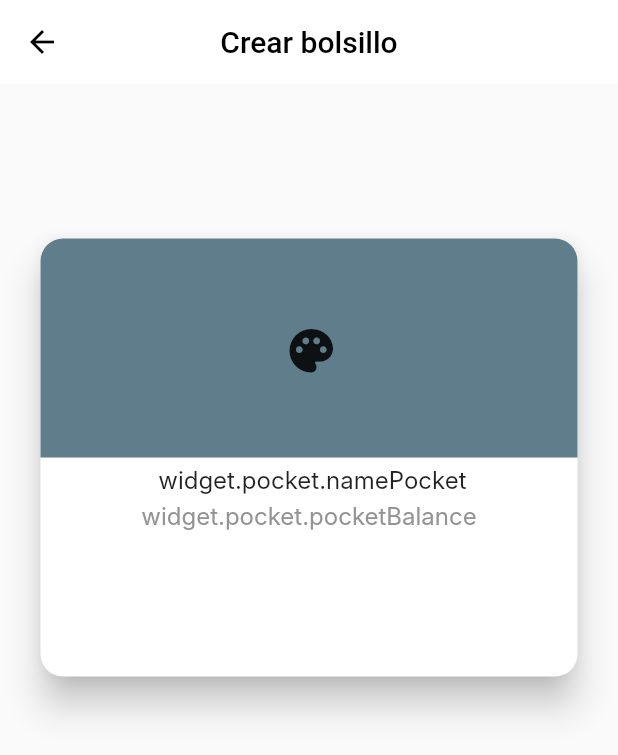
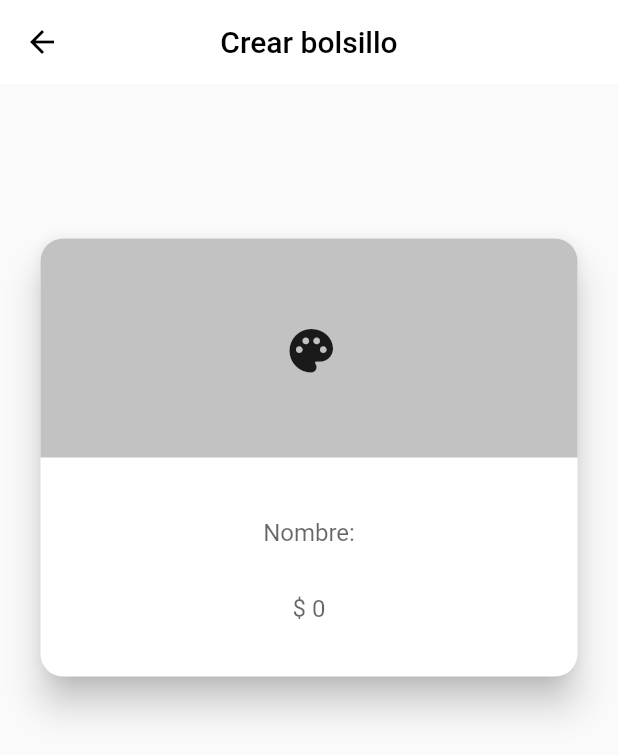
Before and after one commit to DavidEMV1622/app_bidi_login, a Flutter app: the PocketCreate screen opened by its route, on a phone screen of 412 x 824 dp. Shown: the top 755 px of the screen. Run offline on Flutter 3.47's test engine with Material 2 defaults, Android fonts, the phone set to English and light mode, and no system bars; our stand-ins replace flutter_colorpicker, flutter_secure_storage, flutter_svg, go_router; missing offline and left inert: iconify_flutter; accounts and stored records are empty; Roboto replaces fonts that are missing (Inter).

Commit message:
continuacion de creacion de Pocket (agregar color)

```diff
--- a/lib/config/router.dart
+++ b/lib/config/router.dart
@@ -26,7 +26,7 @@ import '../src/pages/avisos_page.dart';
 import '../src/pages/Pocket/my_pocket.dart';
 
 final routes = GoRouter(
-  initialLocation: '/userLogin',
+  initialLocation: '/loginPage',
   /* Al iniciar la aplicacion, se
                                 ejecuta primero esta ruta */
   /* "routes" manejo de cada subruta */
--- a/lib/src/common/enumValidate.dart
+++ b/lib/src/common/enumValidate.dart
@@ -2,4 +2,13 @@
 // entre {} se agrega los inputs a manejar
 // ignore_for_file: file_names
 
-enum ValidateText{name, lastname, email, phoneNumber, password, confirmPassword, codeOTP}
+enum ValidateText {
+  name,
+  lastname,
+  email,
+  phoneNumber,
+  password,
+  confirmPassword,
+  codeOTP,
+  balanceNumber
+}
--- a/lib/src/common/inputValidate.dart
+++ b/lib/src/common/inputValidate.dart
@@ -14,7 +14,8 @@ validateName(String name) {
 
 // Funcion para validar la estructura del email
 validateEmail(String email) {
-  String expRegular = r'^\S+@(?:[a-zA-Z0-9-]+\.(?:com|co|edu|org|edu\.co|io|us|ac|ad|af|ag|al|am|an|ao|aq|as|at|au|aw|ax|az|ba|bb|bd|be|bf|bg|bh|bi|bj|bl|bm|bn|bo|br|bq|bs|bt|bv|bw|by|bz|ca|cc|cd|cf|cg|ch|ci|ck|cl|cm|cn|cr|cs|cu|cv|cw|cx|cy|cz|dd|de|dj|dk|dm|do|dz|ec|ee|eg|eh|er|es|et|eu|fi|fj|fk|fm|fo|fr|ga|gb|gg|gh|gi|gl|gm|gn|gp|gq|gr|gs|gt|gu|gw|gy|hk|hm|hr|ht|hu|id|ie|il|im|in|io|iq|ir|is|it|je|jm|jo|ke|kg|kh|ki|kn|kp|kr|kw|ky|kz|la|lb|lc|li|lk|lr|ls|lt|lu|lv|ly|ma|mc|md|me|mf|mg|mh|mk|ml|mm|mn|mo|mp|mq|mr|mt|mu|mv|mw|mx|my|mz|na|nc|ne|nf|ng|ni|nl|no|np|nr|nu|nz|om|pa|pe|pf|pg|ph|pk|pl|pm|pn|pr|ps|pt|pw|py|qa|re|ro|rs|ru|rw|sa|sb|sc|sd|se|sg|sh|si|sj|sk|sl|sm|sn|so|sr|ss|st|su|sv|sx|sy|sz|tc|td|tf|tg|th|tl|tm|tn|to|tp|tr|tt|tv|tw|tz|ua|ug|uk|um|us|uy|uz|va|vc|ve|vg|vi|vn|vu|wf|ws|ye|yt|yu|za|zm|zr|zw))$';
+  String expRegular =
+      r'^\S+@(?:[a-zA-Z0-9-]+\.(?:com|co|edu|org|edu\.co|io|us|ac|ad|af|ag|al|am|an|ao|aq|as|at|au|aw|ax|az|ba|bb|bd|be|bf|bg|bh|bi|bj|bl|bm|bn|bo|br|bq|bs|bt|bv|bw|by|bz|ca|cc|cd|cf|cg|ch|ci|ck|cl|cm|cn|cr|cs|cu|cv|cw|cx|cy|cz|dd|de|dj|dk|dm|do|dz|ec|ee|eg|eh|er|es|et|eu|fi|fj|fk|fm|fo|fr|ga|gb|gg|gh|gi|gl|gm|gn|gp|gq|gr|gs|gt|gu|gw|gy|hk|hm|hr|ht|hu|id|ie|il|im|in|io|iq|ir|is|it|je|jm|jo|ke|kg|kh|ki|kn|kp|kr|kw|ky|kz|la|lb|lc|li|lk|lr|ls|lt|lu|lv|ly|ma|mc|md|me|mf|mg|mh|mk|ml|mm|mn|mo|mp|mq|mr|mt|mu|mv|mw|mx|my|mz|na|nc|ne|nf|ng|ni|nl|no|np|nr|nu|nz|om|pa|pe|pf|pg|ph|pk|pl|pm|pn|pr|ps|pt|pw|py|qa|re|ro|rs|ru|rw|sa|sb|sc|sd|se|sg|sh|si|sj|sk|sl|sm|sn|so|sr|ss|st|su|sv|sx|sy|sz|tc|td|tf|tg|th|tl|tm|tn|to|tp|tr|tt|tv|tw|tz|ua|ug|uk|um|us|uy|uz|va|vc|ve|vg|vi|vn|vu|wf|ws|ye|yt|yu|za|zm|zr|zw))$';
   return RegExp(expRegular).hasMatch(email);
 }
 
@@ -24,9 +25,15 @@ validatePhoneNumber(String phoneNumber) {
   return RegExp(expRegular).hasMatch(phoneNumber);
 }
 
+validatePocketBalance(String balanceNumber) {
+  String expRegular = r'^\d{3,}$';
+  return RegExp(expRegular).hasMatch(balanceNumber);
+}
+
 // Funcion para validar la estructura del numero de telefono
 validatePassword(String password) {
-  String expRegular = '^(?=.*[a-z])(?=.*[A-Z])(?=.*\\d)(?=.*[@\$!%*?&_.^#<>\\[\\]{}\\(\\)\\/\\\\|~`+=:,;\u0027"¡¿])[A-Za-z\\d@\$!%*?&_.^#<>\\[\\]{}\\(\\)\\/\\\\|~`+=:,;\u0027"¡¿]+\$';
+  String expRegular =
+      '^(?=.*[a-z])(?=.*[A-Z])(?=.*\\d)(?=.*[@\$!%*?&_.^#<>\\[\\]{}\\(\\)\\/\\\\|~`+=:,;\u0027"¡¿])[A-Za-z\\d@\$!%*?&_.^#<>\\[\\]{}\\(\\)\\/\\\\|~`+=:,;\u0027"¡¿]+\$';
   return RegExp(expRegular).hasMatch(password);
 }
 
@@ -43,7 +50,6 @@ class ValidateFormulations {
   static int? validateMaxLength(ValidateText? validateText) {
     // Uso de un switch
     switch (validateText) {
-
       case ValidateText.phoneNumber:
         return 15;
 
@@ -59,8 +65,9 @@ class ValidateFormulations {
   }
 
   // Funcion para manejar el tipo de caracter del input
-  static TextInputFormatter validateinputFormatters(ValidateText? validateText) {
-    switch(validateText){
+  static TextInputFormatter validateinputFormatters(
+      ValidateText? validateText) {
+    switch (validateText) {
       case ValidateText.name:
         return FilteringTextInputFormatter.allow(
             RegExp(r'[a-zA-Z]+')); // maneja solo letras mayusculas y minusculas
@@ -75,6 +82,9 @@ class ValidateFormulations {
       case ValidateText.codeOTP:
         return FilteringTextInputFormatter.digitsOnly; // maneja solo numeros
 
+      case ValidateText.balanceNumber:
+        return FilteringTextInputFormatter.digitsOnly;
+
       default: // si no se da ninguno de los casos
         return FilteringTextInputFormatter
             .singleLineFormatter; // maneja cualquier caracter
--- a/lib/src/pages/Editar_usuario_page.dart
+++ b/lib/src/pages/Editar_usuario_page.dart
@@ -22,6 +22,7 @@ class _UpdateUserPageState extends State<UpdateUserPage> {
   TextEditingController ctrlPhoneNumber = TextEditingController();
   TextEditingController ctrlEmail = TextEditingController();
   TextEditingController ctrlPassword = TextEditingController();
+
 
   final GlobalKey<FormState> _keyForm = GlobalKey<FormState>(); /* Clave que se utiliza para identificar y
                                                     controlar el estado o validacion de un formulario  */
--- a/lib/src/pages/Pocket/pocket_create.dart
+++ b/lib/src/pages/Pocket/pocket_create.dart
@@ -1,11 +1,9 @@
 import 'package:flutter/material.dart';
-import 'package:iconify_flutter/iconify_flutter.dart';
-import 'package:iconify_flutter/icons/bi.dart';
-import 'package:iconify_flutter/icons/ion.dart';
-import 'package:iconify_flutter/icons/material_symbols.dart';
-import 'package:iconify_flutter/icons/teenyicons.dart';
 
 import '../../../config/arrow_router.dart';
+import '../../common/enumValidate.dart';
+import '../../widgets/input.dart';
+import 'package:flutter_colorpicker/flutter_colorpicker.dart';
 
 class PocketCreate extends StatefulWidget {
   const PocketCreate({super.key});
@@ -15,6 +13,9 @@ class PocketCreate extends StatefulWidget {
 }
 
 class _PocketCreateState extends State<PocketCreate> {
+  Color selectedColor = Color(0xFFC2C2C2);
+  TextEditingController ctrlPocket = TextEditingController();
+  TextEditingController ctrlName = TextEditingController();
   @override
   Widget build(BuildContext context) {
     return Scaffold(
@@ -42,7 +43,7 @@ class _PocketCreateState extends State<PocketCreate> {
                     height: 146,
                     width: MediaQuery.of(context).size.width,
                     decoration: BoxDecoration(
-                        color: Colors.blueGrey,
+                        color: selectedColor,
                         borderRadius: const BorderRadius.only(
                             topLeft: Radius.circular(15),
                             topRight: Radius.circular(15))),
@@ -51,7 +52,43 @@ class _PocketCreateState extends State<PocketCreate> {
                       mainAxisAlignment: MainAxisAlignment.center,
                       children: [
                         IconButton(
-                            onPressed: () {},
+                            onPressed: () {
+                              showDialog(
+                                  context: context,
+                                  builder: (BuildContext context) {
+                                    return AlertDialog(
+                                      title: const Text('Selecciona un color'),
+                                      content: SingleChildScrollView(
+                                        child: ColorPicker(
+                                          pickerColor: selectedColor,
+                                          onColorChanged: (Color color) {
+                                            setState(() {
+                                              selectedColor = color;
+                                            });
+                                          },
+                                          enableAlpha: false,
+                                          pickerAreaHeightPercent: 0.8,
+                                          displayThumbColor: true,
+                                          pickerAreaBorderRadius:
+                                              const BorderRadius.only(
+                                            topLeft: const Radius.circular(2.0),
+                                            topRight:
+                                                const Radius.circular(2.0),
+                                          ),
+                                        ),
+                                      ),
+                                      actions: <Widget>[
+                                        TextButton(
+                                          child: const Text('Aceptar'),
+                                          onPressed: () {
+                                            // Guarda el color seleccionado y cierra el selector
+                                            Navigator.of(context).pop();
+                                          },
+                                        ),
+                                      ],
+                                    );
+                                  });
+                            },
                             icon: Icon(
                               Icons.palette,
                               size: 35,
@@ -64,26 +101,31 @@ class _PocketCreateState extends State<PocketCreate> {
                     child: Column(
                       children: [
                         const SizedBox(
-                          height: 5,
+                          height: 26,
                         ),
-                        Text(
-                          //561581
-                          " widget.pocket.namePocket",
-                          style: const TextStyle(
-                            fontFamily: 'Inter',
-                            fontSize: 16,
-                          ),
+                        Padding(
+                          padding: const EdgeInsets.only(right: 80, left: 80),
+                          child: InputTextValidations(
+                              border: true,
+                              alingHintText: TextAlign.center,
+                              textoInput: 'Nombre:',
+                              inputType: TextInputType.name,
+                              validateText: ValidateText.name,
+                              controller: ctrlName),
                         ),
                         const SizedBox(
-                          height: 5,
+                          height: 3,
                         ),
-                        Text(
-                          "widget.pocket.pocketBalance",
-                          style: const TextStyle(
-                              fontFamily: 'Inter',
-                              fontSize: 16,
-                              color: Color.fromARGB(255, 147, 147, 147)),
-                        )
+                        Padding(
+                          padding: const EdgeInsets.only(right: 80, left: 80),
+                          child: InputTextValidations(
+                              border: true,
+                              alingHintText: TextAlign.center,
+                              textoInput: '\$ 0',
+                              inputType: TextInputType.number,
+                              validateText: ValidateText.balanceNumber,
+                              controller: ctrlPocket),
+                        ),
                       ],
                     ),
                   )
--- a/lib/src/widgets/dropBar.dart
+++ b/lib/src/widgets/dropBar.dart
@@ -1,10 +1,7 @@
-import 'package:app_credibanco_login/src/pages/Logeado.dart';
 import 'package:flutter/material.dart';
 import 'package:go_router/go_router.dart';
 import 'package:iconify_flutter/iconify_flutter.dart';
 import 'package:iconify_flutter/icons/bi.dart';
-
-import '../pages/Pocket/my_pocket.dart';
 
 class BarNavigation extends StatefulWidget {
   final bool page;
--- a/lib/src/widgets/input.dart
+++ b/lib/src/widgets/input.dart
@@ -10,7 +10,9 @@ class InputTextValidations extends StatefulWidget {
   final TextInputType inputType; // tipo de teclado a mostrar
   final TextEditingController controller; // controlar cada input
   final ValidateText? validateText; // Tipo de validacion a utilizar
-  final String imageIcon;
+  final String? imageIcon;
+  final bool? border; //final bool centerhintText;
+  final TextAlign? alingHintText;
 
   // Uso de cada parametro asignado
   const InputTextValidations({
@@ -18,8 +20,10 @@ class InputTextValidations extends StatefulWidget {
     required this.textoInput,
     required this.inputType,
     required this.controller,
+    this.border,
     this.validateText,
-    required this.imageIcon
+    this.imageIcon,
+    this.alingHintText,
   });
 
   @override
@@ -29,7 +33,8 @@ class InputTextValidations extends StatefulWidget {
 class _InputTextValidationsState extends State<InputTextValidations> {
   String hasError =
       "Base"; // Variable de estado para indicar si hay un error en el formulario
-  String? messageValidations; // Variable de estado para almacenar el mensaje de error de las validaciones
+  String?
+      messageValidations; // Variable de estado para almacenar el mensaje de error de las validaciones
 
   @override
   Widget build(BuildContext context) {
@@ -37,72 +42,39 @@ class _InputTextValidationsState extends State<InputTextValidations> {
       crossAxisAlignment: CrossAxisAlignment.start,
       children: [
         Container(
-
-          // Espaciado entre el borde y el contenido
-          //padding: const EdgeInsets.only(top: 10.0),
-
-          //height: 35,
-          //width: 1000.0,
-
-          //margin: EdgeInsets.symmetric(horizontal: 10.0),
-
           // Uso de un input (Campo de texto)
           child: TextFormField(
-            keyboardType: widget.inputType, // tipo de teclado a mostrar en el movil
+            textAlign: widget.alingHintText ?? TextAlign.left,
+            keyboardType:
+                widget.inputType, // tipo de teclado a mostrar en el movil
 
             // Contenido del TextFormField
             decoration: InputDecoration(
+                border: widget.border! ? InputBorder.none : null,
+                // border: InputBorder.none,
                 hintText: widget.textoInput, // Place holder en el input
-              /* enabledBorder: OutlineInputBorder( // Manejo del borde no enfocado (borde estandar)
-                borderRadius: BorderRadius.circular(4.0),
-                borderSide: BorderSide(
-                  color: _miColor(hasError),
-                  width: _miBorde(hasError),
+
+                counterText:
+                    "", // Oculta el contador de caracteres de la propiedad "maxLength"
+
+                prefixIcon: widget.imageIcon != null
+                    ? Padding(
+                        padding: const EdgeInsets.only(
+                          bottom: 9,
                         ),
-              ), */
-              /* focusedBorder: OutlineInputBorder( /* Manejo del borde enfocado (borde cambia de color al
-                                                seleccionar el input) */
-                borderRadius: BorderRadius.circular(4.0),
-                borderSide: const BorderSide(
-                  color: Colors.blue,
-                  //width: 2.5,
-                ),
-              ), */
-
-              /* errorBorder: OutlineInputBorder( /* Manejo del borde cuando aparece un error (Al aparecer los mensajes
-                                              de validacion, el borde cambiara de color) */
-                borderRadius: BorderRadius.circular(4.0),
-                borderSide: const BorderSide(
-                  color: Colors.red,
-                  width: 2.5,
-                ),
-              ), */
-
-              /* focusedErrorBorder: OutlineInputBorder( /* Manejo del borde cuando hay error y enfocado (Borde
-                                                    cambia de color al seleccionar el input a la vez que aparece
-                                                    los mensajes de validacion) */
-                borderRadius: BorderRadius.circular(4.0),
-                borderSide: const BorderSide(
-                  color: Colors.red,
-                  width: 2.5,
-                ),
-              ), */
-
-              counterText: "", // Oculta el contador de caracteres de la propiedad "maxLength"
-
-              prefixIcon: Padding(
-                padding: const EdgeInsets.only(bottom: 9,),
                         child: SvgPicture.asset(
-                  widget.imageIcon,
+                          widget.imageIcon!,
                           width: 5,
                         ),
-              ),
-            ),
+                      )
+                    : null),
 
             controller: widget.controller, // maneja cada input a utilizar
-            maxLength:
-                ValidateFormulations.validateMaxLength(widget.validateText), // Cantidad de caracteres que tiene el input
-            inputFormatters: [ValidateFormulations.validateinputFormatters(widget.validateText)], // Tipo de dato del input
+            maxLength: ValidateFormulations.validateMaxLength(widget
+                .validateText), // Cantidad de caracteres que tiene el input
+            inputFormatters: [
+              ValidateFormulations.validateinputFormatters(widget.validateText)
+            ], // Tipo de dato del input
 
             /* Valida si la estructura del formulario es correcta */
             validator: (String? value) {
@@ -113,7 +85,6 @@ class _InputTextValidationsState extends State<InputTextValidations> {
         ),
       ],
     );
-
   }
 
   // Funcion para manejar la estructura del contenido del input
@@ -123,10 +94,10 @@ class _InputTextValidationsState extends State<InputTextValidations> {
     if (value!.isEmpty) {
       //if (value!.length == 0) {
       setState(() {
-        hasError = "Error"; // Establecer hasError en true si el campo está vacío
+        hasError =
+            "Error"; // Establecer hasError en true si el campo está vacío
       });
       return "El campo es requerido llenarlo";
-
     } else {
       // rectificar el error
       setState(() {
@@ -155,6 +126,13 @@ class _InputTextValidationsState extends State<InputTextValidations> {
                   hasError = "Correct";
                 })
               : "El número de teléfono debe tener entre 10 o 15 digitos";
+        //balanceNumber
+        case ValidateText.balanceNumber:
+          return validatePocketBalance(value)
+              ? setState(() {
+                  hasError = "Correct";
+                })
+              : "El número de consignacion debe tener minimo tres digitos";
 
         case ValidateText.email:
           return validateEmail(value)
@@ -217,7 +195,8 @@ class InputPasswordValidations extends StatefulWidget {
 }
 
 class _InputPasswordValidationsState extends State<InputPasswordValidations> {
-  String hasError = "Base"; // Variable de estado para indicar si hay un error en el formulario
+  String hasError =
+      "Base"; // Variable de estado para indicar si hay un error en el formulario
   // Variable de tipo boolean para icono de si o no mostrar contrasenia
   bool passenable = true;
 
@@ -229,7 +208,6 @@ class _InputPasswordValidationsState extends State<InputPasswordValidations> {
       crossAxisAlignment: CrossAxisAlignment.start,
       children: [
         Container(
-
           //height: 35,
           //width: 1000.0,
 
@@ -276,7 +254,9 @@ class _InputPasswordValidationsState extends State<InputPasswordValidations> {
               counterText: "",
 
               prefixIcon: Padding(
-                padding: const EdgeInsets.only(bottom: 9,),
+                padding: const EdgeInsets.only(
+                  bottom: 9,
+                ),
                 child: SvgPicture.asset(
                   widget.imageIcon,
                   width: 5,
@@ -286,8 +266,9 @@ class _InputPasswordValidationsState extends State<InputPasswordValidations> {
               // Manejar un icono dentro del input
               suffixIcon: IconButton(
                 // Agrega un icono para mostrar y otro para no mostrar contrasenia
-                icon: Icon(
-                    passenable == true ? Icons.visibility_off : Icons.visibility),
+                icon: Icon(passenable == true
+                    ? Icons.visibility_off
+                    : Icons.visibility),
 
                 /* Agrega una animación al presionar el boton y permite realizar una accion
                 agregandolo entre las {} */
@@ -305,11 +286,14 @@ class _InputPasswordValidationsState extends State<InputPasswordValidations> {
             ),
 
             controller: widget.controller, // maneja cada input a utilizar
-            inputFormatters: [ValidateFormulations.validateinputFormatters(widget.validateText)], // Tipo de dato del input
+            inputFormatters: [
+              ValidateFormulations.validateinputFormatters(widget.validateText)
+            ], // Tipo de dato del input
 
             /* Valida si la estructura del input es correcta */
             validator: (String? value) {
-              return validateStructure(value!); // retorna si la estructura esta bien escrita
+              return validateStructure(
+                  value!); // retorna si la estructura esta bien escrita
             },
           ),
         ),
@@ -324,7 +308,8 @@ class _InputPasswordValidationsState extends State<InputPasswordValidations> {
     //if (value!.length == 0) {
     if (value!.isEmpty) {
       setState(() {
-        hasError = "Error"; // Establecer hasError en true si el campo está vacío
+        hasError =
+            "Error"; // Establecer hasError en true si el campo está vacío
       });
       return "El campo es requerido llenarlo";
     } else {
@@ -392,16 +377,15 @@ class InputCodeValidations extends StatefulWidget {
   final ValidateText? validateText; // Tipo de validacion a utilizar
 
   // Utilizar los parametros como constructores
-  const InputCodeValidations({
-    super.key,
+  const InputCodeValidations(
+      {super.key,
       required this.textoInput,
       required this.inputType,
       required this.nombreFocus,
       required this.nombreController,
       this.cambiarFocus,
       this.cambiarFocusAnterior,
-    this.validateText
-  });
+      this.validateText});
 
   @override
   State<InputCodeValidations> createState() => _InputCodeValidationsState();
@@ -426,9 +410,7 @@ class _InputCodeValidationsState extends State<InputCodeValidations> {
         ),
       ),
 
-      padding: const EdgeInsets.symmetric(
-          horizontal: 14.0,
-          vertical: 2.0),
+      padding: const EdgeInsets.symmetric(horizontal: 14.0, vertical: 2.0),
 
       // Definir largo y alto de los campos
       height: 60,
@@ -463,9 +445,11 @@ class _InputCodeValidationsState extends State<InputCodeValidations> {
             controller: widget.nombreController,
             /* Define el controlador de cada input para
                                                   poder manejarlos con el focusNode*/
-            maxLength:
-            ValidateFormulations.validateMaxLength(widget.validateText), // Cantidad de caracteres que tiene el input
-            inputFormatters: [ValidateFormulations.validateinputFormatters(widget.validateText)], // Tipo de dato del input
+            maxLength: ValidateFormulations.validateMaxLength(widget
+                .validateText), // Cantidad de caracteres que tiene el input
+            inputFormatters: [
+              ValidateFormulations.validateinputFormatters(widget.validateText)
+            ], // Tipo de dato del input
 
             validator: (String? value) {
               /* Valida si la estructura del input es
@@ -489,8 +473,8 @@ class _InputCodeValidationsState extends State<InputCodeValidations> {
               } else if (cantidadCaracteres.isEmpty) {
                 widget.nombreFocus
                     .unfocus(); // No acepta texto adicional en el input
-                FocusScope.of(context)
-                    .requestFocus(widget.cambiarFocusAnterior); // Cambia de input
+                FocusScope.of(context).requestFocus(
+                    widget.cambiarFocusAnterior); // Cambia de input
               }
             },
           ),
```
Also changed, not shown: lib/src/pages/Login_page.dart (+16 -17 lines), pubspec.yaml (+7 -17 lines), pubspec.lock. Lines whose indentation alone changed are shown as unchanged.
